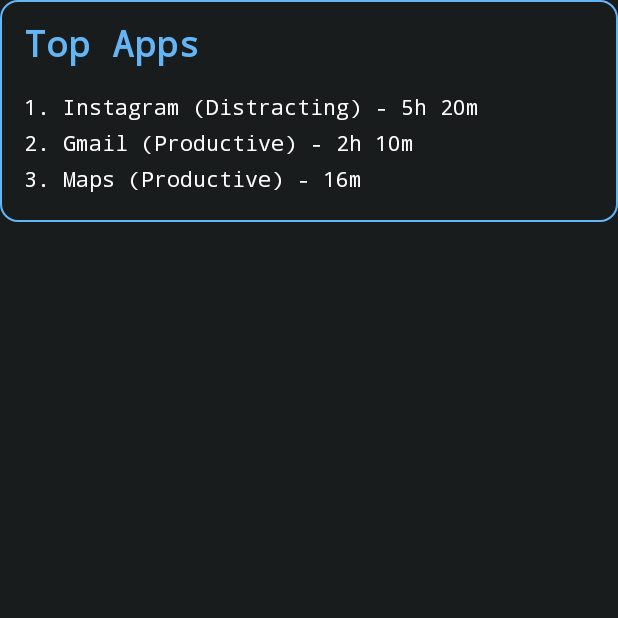
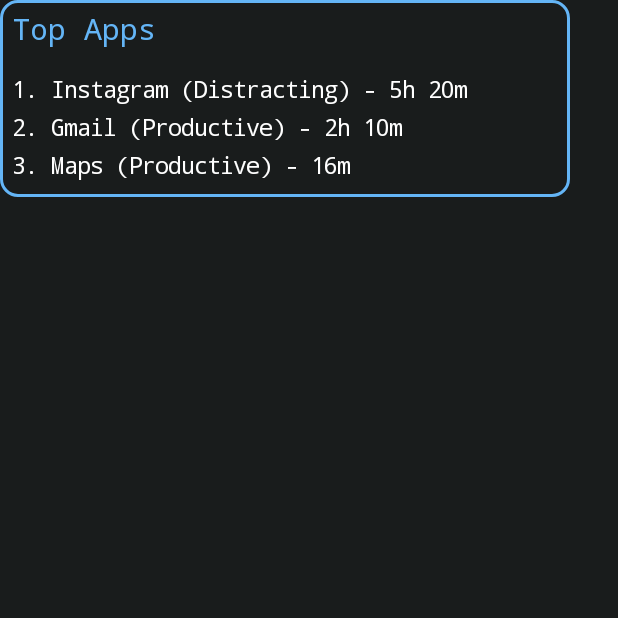
Before and after one commit to Vichu95/Focux, an Android app built with Jetpack Compose: the composable TopAppsCard called with sample values from the repository, on a phone screen of 412 x 824 dp, the top half of it. Run offline under Robolectric (Android 15) with nearby library versions, the phone set to English and light mode, and no system bars; 1 statement that could not run was skipped.

Commit message:
updating top apps

```diff
--- a/PulseMobTracker/app/src/main/java/com/focux/pulse/features/Insights/components/SessionLengthCard.kt
+++ b/PulseMobTracker/app/src/main/java/com/focux/pulse/features/Insights/components/SessionLengthCard.kt
@@ -31,7 +31,7 @@ fun SessionLengthCard(data: SessionLengthData) {
                 color = PulseAppColorPrimary,
                 shape = androidx.compose.foundation.shape.RoundedCornerShape(com.focux.pulse.ui.theme.PulseAppCornerRadiusMedium)
             )
-            .padding(com.focux.pulse.ui.theme.PulseAppPaddingMedium)
+            .padding(com.focux.pulse.ui.theme.PulseAppPaddingSmall)
     ) {
         Text(
             text = "Average Session Length",
--- a/PulseMobTracker/app/src/main/java/com/focux/pulse/features/Insights/components/TopAppsCard.kt
+++ b/PulseMobTracker/app/src/main/java/com/focux/pulse/features/Insights/components/TopAppsCard.kt
@@ -11,28 +11,36 @@ import com.focux.pulse.ui.theme.PulseAppColorSecondary
 import com.focux.pulse.ui.theme.Typography
 import com.focux.pulse.ui.theme.pulseAppCard
 import androidx.compose.ui.unit.sp
+import androidx.compose.foundation.background
+import androidx.compose.foundation.border
 
 @Composable
 fun TopAppsCard(data: List<TopAppItem>) {
     Column(
         modifier = Modifier
-            .fillMaxWidth()
-            .pulseAppCard()
-            .padding(16.dp)
+            .width(com.focux.pulse.ui.theme.PulseAppCardWidth)
+            .background(
+                androidx.compose.ui.graphics.Color.Transparent,
+                androidx.compose.foundation.shape.RoundedCornerShape(com.focux.pulse.ui.theme.PulseAppCornerRadiusMedium)
+            )
+            .border(
+                width = com.focux.pulse.ui.theme.PulseAppBorderWidthThick,
+                color = PulseAppColorPrimary,
+                shape = androidx.compose.foundation.shape.RoundedCornerShape(com.focux.pulse.ui.theme.PulseAppCornerRadiusMedium)
+            )
+            .padding(com.focux.pulse.ui.theme.PulseAppPaddingSmall)
     ) {
         Text(
             text = "Top Apps",
-            style = Typography.titleLarge,
-            color = PulseAppColorPrimary
+            style = com.focux.pulse.ui.theme.PulseAppFontLabel.copy(color = PulseAppColorPrimary)
         )
 
-        Spacer(modifier = Modifier.height(16.dp))
+        Spacer(modifier = Modifier.height(com.focux.pulse.ui.theme.PulseAppPaddingMedium))
 
         data.forEach { item ->
             Text(
                 text = "${item.rank}. ${item.app.name} (${item.type}) - ${item.duration}",
-                style = Typography.labelSmall.copy(fontSize = 14.sp),
-                color = PulseAppColorSecondary,
+                style = com.focux.pulse.ui.theme.PulseAppFontFocus,
                 modifier = Modifier.padding(vertical = 4.dp)
             )
         }
```
